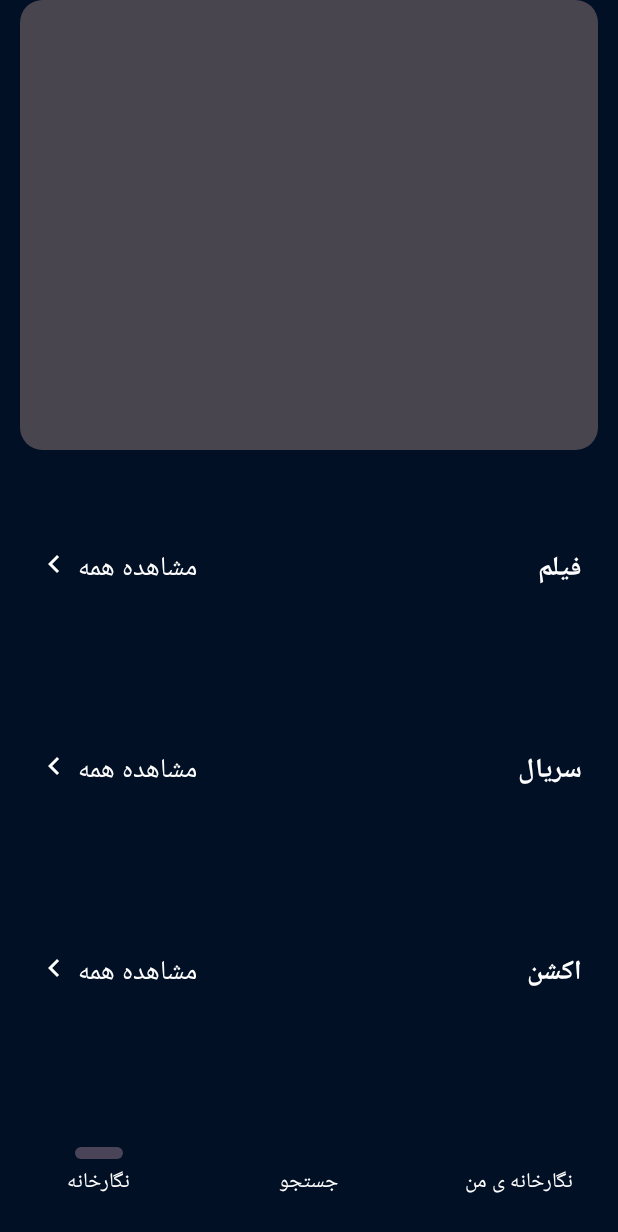
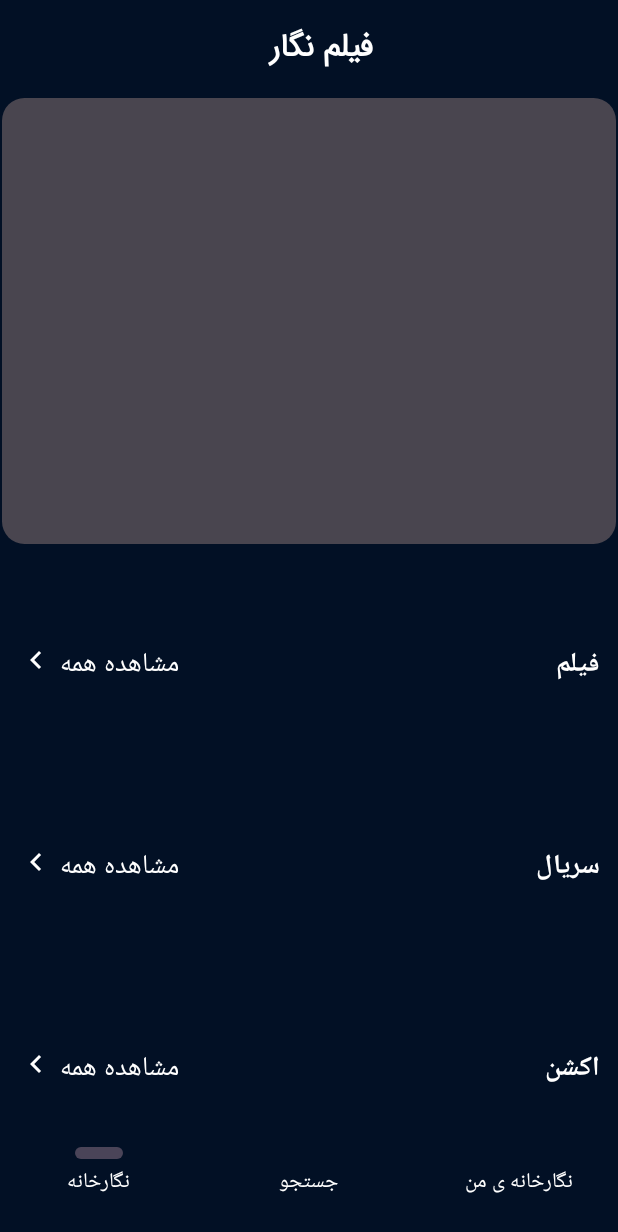
Before and after one commit to mahdi-dfr/250_top_movies, an Android app built with Jetpack Compose: the HomeScreen screen opened through its navigation route, on a phone screen of 412 x 824 dp. Shown: the top 1232 px of the screen. Run offline under Robolectric (Android 15) with nearby library versions, the phone set to English and light mode, and no system bars; our stand-ins replace Dagger/Hilt's generated code, accompanist; pictures from the network do not load.

Commit message:
[feat] add

```diff
--- a/app/src/main/java/com/example/filmnegar/utils/MyScreens.kt
+++ b/app/src/main/java/com/example/filmnegar/utils/MyScreens.kt
@@ -5,4 +5,5 @@ sealed class MyScreens(val rout: String){
     object SearchScreen: MyScreens("search")
     object DashboardScreen: MyScreens("dashboard")
     object MovieScreen: MyScreens("movie")
+    object AllMoviesScreen: MyScreens("all_movie")
 }
--- a/app/src/main/java/com/example/filmnegar/view/FilmNegar.kt
+++ b/app/src/main/java/com/example/filmnegar/view/FilmNegar.kt
@@ -2,11 +2,8 @@ package com.example.filmnegar.view
 
 import HomeScreen
 import android.annotation.SuppressLint
-import android.util.Log
-
 import androidx.compose.material.Scaffold
 import androidx.compose.material.Text
-import androidx.compose.material.TopAppBar
 import androidx.compose.material.icons.Icons
 import androidx.compose.material.icons.filled.Home
 import androidx.compose.material.icons.filled.Person
@@ -28,6 +25,7 @@ import androidx.navigation.compose.composable
 import androidx.navigation.compose.rememberNavController
 import com.example.filmnegar.utils.BottomNavItem
 import com.example.filmnegar.utils.MyScreens
+import com.example.filmnegar.view.features.home.allMovies.AllMoviesScreen
 import com.example.filmnegar.view.features.home.movie.MovieScreen
 import com.example.filmnegar.view.features.search.SearchScreen
 import com.example.filmnegar.view.theme.customPrimaryColor
@@ -63,6 +61,10 @@ fun FilmNegar() {
 
             composable(MyScreens.MovieScreen.rout) {
                 MovieScreen()
+            }
+
+            composable(MyScreens.AllMoviesScreen.rout) {
+                AllMoviesScreen()
             }
         }
     }
@@ -106,7 +108,7 @@ fun CustomNavigationBar(navController: NavController) {
                 selected = selectedNavItemIndex == index,
                 onClick = {
                     selectedNavItemIndex = index
-                    navController.navigate(bottomNavItem.route)
+                    navController.navigate(route = bottomNavItem.route)
 
                 }, icon = {
                     if (selectedNavItemIndex == index) {
--- a/app/src/main/java/com/example/filmnegar/view/features/home/HomeScreen.kt
+++ b/app/src/main/java/com/example/filmnegar/view/features/home/HomeScreen.kt
@@ -1,33 +1,42 @@
+
 import android.annotation.SuppressLint
-import android.provider.CalendarContract.Colors
 import android.util.Log
 import androidx.compose.foundation.ExperimentalFoundationApi
-import androidx.compose.foundation.layout.*
+import androidx.compose.foundation.layout.Column
+import androidx.compose.foundation.layout.Spacer
+import androidx.compose.foundation.layout.fillMaxWidth
+import androidx.compose.foundation.layout.height
+import androidx.compose.foundation.layout.padding
 import androidx.compose.foundation.pager.HorizontalPager
 import androidx.compose.foundation.pager.rememberPagerState
 import androidx.compose.foundation.rememberScrollState
 import androidx.compose.foundation.verticalScroll
 import androidx.compose.material3.Card
-import androidx.compose.material3.CardColors
 import androidx.compose.material3.CardDefaults
+import androidx.compose.material3.ExperimentalMaterial3Api
 import androidx.compose.material3.MaterialTheme
 import androidx.compose.material3.Scaffold
+import androidx.compose.material3.Text
+import androidx.compose.material3.TopAppBar
+import androidx.compose.material3.TopAppBarDefaults
 import androidx.compose.runtime.Composable
 import androidx.compose.ui.Modifier
+import androidx.compose.ui.graphics.Color
 import androidx.compose.ui.platform.LocalConfiguration
-import androidx.compose.ui.tooling.preview.Preview
+import androidx.compose.ui.text.font.FontWeight
+import androidx.compose.ui.text.style.TextAlign
 import androidx.compose.ui.unit.dp
+import androidx.compose.ui.unit.sp
 import androidx.hilt.navigation.compose.hiltViewModel
 import androidx.navigation.NavHostController
-import com.example.filmnegar.view.CustomNavigationBar
 import com.example.filmnegar.view.features.home.HomeViewModel
 import com.example.filmnegar.view.features.home.widgets.CategoryBox
-import com.example.filmnegar.view.theme.FilmNegarTheme
-import com.example.filmnegar.view.theme.customOnSecondaryColor
+import com.example.filmnegar.view.theme.customPrimaryColor
+import com.example.filmnegar.view.theme.myFontFamily
 
 
 @SuppressLint("UnusedMaterialScaffoldPaddingParameter")
-@OptIn(ExperimentalFoundationApi::class)
+@OptIn(ExperimentalFoundationApi::class, ExperimentalMaterial3Api::class)
 @Composable
 fun HomeScreen(
     navController: NavHostController,
@@ -38,10 +47,20 @@ fun HomeScreen(
     Log.i("TAG", "HomeeeeeeScreen: " + viewModel.allMoviesData.value)
 
 
+
+    Scaffold(
+        topBar = {
+            MyAppBar()
+        }
+
+
+    ) { value ->
+
+
         Column(
             modifier = Modifier
                 .fillMaxWidth()
-            .padding(horizontal = 12.dp)
+                .padding(value)
                 .verticalScroll(state = scrollState)
         ) {
             val pagerState = rememberPagerState(pageCount = {
@@ -52,7 +71,7 @@ fun HomeScreen(
                     modifier = Modifier
                         .fillMaxWidth()
                         .height(300.dp)
-                    .padding(horizontal = 1.dp),
+                        .padding(1.dp),
                     colors = CardDefaults.cardColors(
                         containerColor = MaterialTheme.colorScheme.surfaceVariant,
                     ),
@@ -63,28 +82,51 @@ fun HomeScreen(
 
             Spacer(modifier = Modifier.height(40.dp))
 
-        CategoryBox(boxTitle = "فیلم", viewModel.film.value)
+            CategoryBox(boxTitle = "فیلم", viewModel.film.value, navigator = navController)
 
             Spacer(modifier = Modifier.height(20.dp))
 
-        CategoryBox(boxTitle = "سریال", viewModel.series.value)
+            CategoryBox(boxTitle = "سریال", viewModel.series.value, navigator = navController)
 
             Spacer(modifier = Modifier.height(20.dp))
 
-        CategoryBox(boxTitle = "اکشن", viewModel.action.value)
+            CategoryBox(boxTitle = "اکشن", viewModel.action.value, navigator = navController)
 
             Spacer(modifier = Modifier.height(20.dp))
 
-        CategoryBox(boxTitle = "انیمیشن", viewModel.animation.value)
+            CategoryBox(boxTitle = "انیمیشن", viewModel.animation.value, navigator = navController)
 
             Spacer(modifier = Modifier.height(20.dp))
 
-        CategoryBox(boxTitle = "عاشقانه", viewModel.drama.value)
+            CategoryBox(boxTitle = "عاشقانه", viewModel.drama.value, navigator = navController)
 
             Spacer(modifier = Modifier.height(80.dp))
 
 
         }
+    }
 
 
 }
+
+@OptIn(ExperimentalMaterial3Api::class)
+@Composable
+fun MyAppBar() {
+    TopAppBar(
+        colors = TopAppBarDefaults.topAppBarColors(containerColor = customPrimaryColor),
+
+        title = {
+            Text(
+                text = "فیلم نگار",
+                fontSize = 21.sp,
+                color = Color.White,
+                fontWeight = FontWeight.Bold,
+                textAlign = TextAlign.Center,
+                fontFamily = myFontFamily,
+                modifier = Modifier
+                    .fillMaxWidth() // Makes the text occupy the full width of the TopAppBar
+                    .padding(horizontal = 16.dp)
+            )
+        }
+    )
+}
--- /dev/null
+++ b/app/src/main/java/com/example/filmnegar/view/features/home/allMovies/AllMoviesScreen.kt
@@ -0,0 +1,22 @@
+package com.example.filmnegar.view.features.home.allMovies
+
+import MyAppBar
+import android.annotation.SuppressLint
+import androidx.compose.material3.Scaffold
+import androidx.compose.runtime.Composable
+
+@SuppressLint("UnusedMaterialScaffoldPaddingParameter")
+@Composable
+fun AllMoviesScreen() {
+
+    Scaffold(
+        topBar = {
+            MyAppBar()
+        }
+    ) {value->
+
+
+
+    }
+
+}
--- a/app/src/main/java/com/example/filmnegar/view/features/home/widgets/category_box.kt
+++ b/app/src/main/java/com/example/filmnegar/view/features/home/widgets/category_box.kt
@@ -1,8 +1,16 @@
 package com.example.filmnegar.view.features.home.widgets
 
-import androidx.compose.foundation.border
 import androidx.compose.foundation.clickable
-import androidx.compose.foundation.layout.*
+import androidx.compose.foundation.layout.Arrangement
+import androidx.compose.foundation.layout.Box
+import androidx.compose.foundation.layout.Column
+import androidx.compose.foundation.layout.PaddingValues
+import androidx.compose.foundation.layout.Row
+import androidx.compose.foundation.layout.Spacer
+import androidx.compose.foundation.layout.fillMaxWidth
+import androidx.compose.foundation.layout.height
+import androidx.compose.foundation.layout.padding
+import androidx.compose.foundation.layout.width
 import androidx.compose.foundation.lazy.LazyRow
 import androidx.compose.foundation.shape.RoundedCornerShape
 import androidx.compose.material.Card
@@ -10,20 +18,22 @@ import androidx.compose.material.Icon
 import androidx.compose.material.Text
 import androidx.compose.material.icons.Icons
 import androidx.compose.material.icons.filled.KeyboardArrowLeft
-import androidx.compose.material.icons.filled.MoreVert
 import androidx.compose.runtime.Composable
 import androidx.compose.ui.Modifier
 import androidx.compose.ui.graphics.Color
 import androidx.compose.ui.text.font.FontWeight
 import androidx.compose.ui.unit.dp
 import androidx.compose.ui.unit.sp
+import androidx.navigation.NavHostController
 import coil.compose.AsyncImage
 import com.example.filmnegar.model.data.Movie
+import com.example.filmnegar.utils.MyScreens
 
 @Composable
 fun CategoryBox(
      boxTitle: String,
-     movies: List<Movie>
+     movies: List<Movie>,
+     navigator: NavHostController
 ) {
     Box(
         modifier = Modifier
@@ -42,7 +52,9 @@ fun CategoryBox(
                 horizontalArrangement = Arrangement.SpaceBetween
 
             ) {
-                Row (Modifier.clickable { }){
+                Row (Modifier.clickable {
+                    navigator.navigate(route = MyScreens.AllMoviesScreen.rout)
+                }){
                     Icon(imageVector  = Icons.Filled.KeyboardArrowLeft, tint=Color.White, contentDescription = "")
                     Spacer(modifier = Modifier.width(4.dp))
                     Text(
```
Lines whose indentation alone changed are shown as unchanged.
